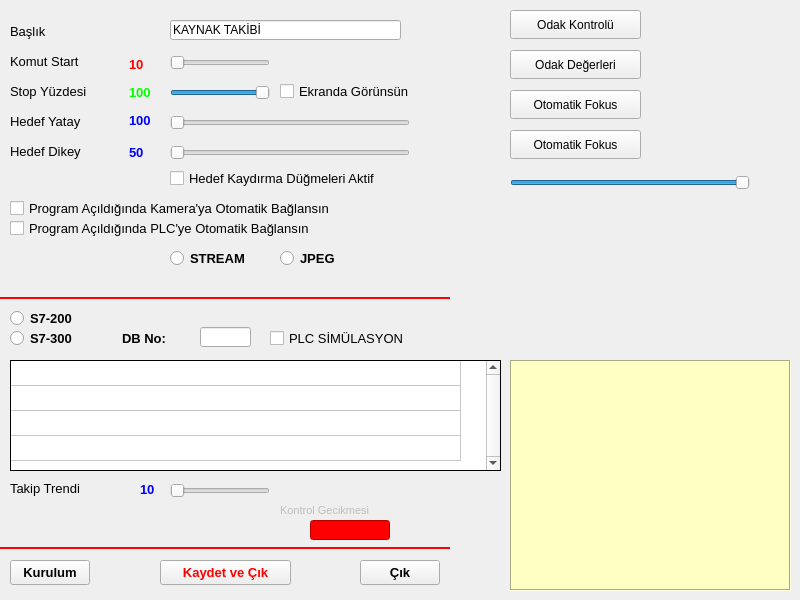
Old version of the form settingsform.ui in the repository alikanarya/JTW.
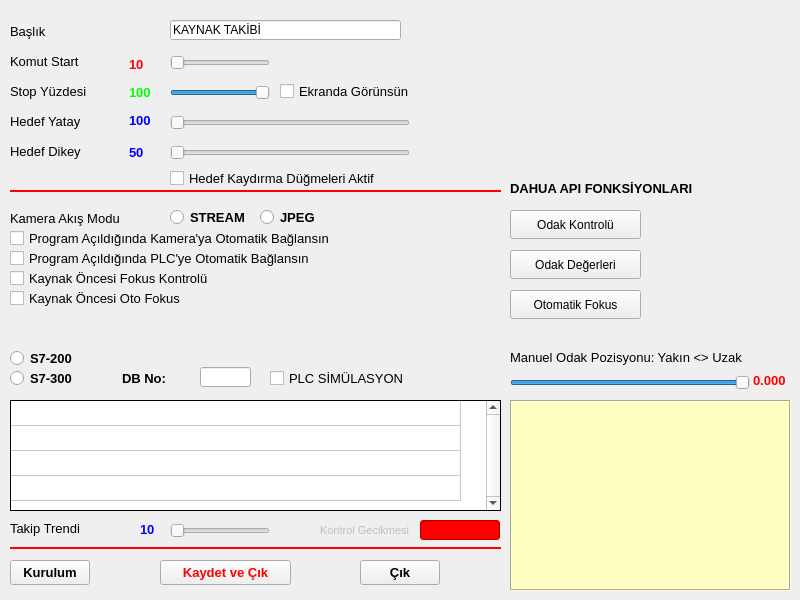
New version of the form. Icons and pictures are not drawn.

```diff
--- a/settingsform.ui
+++ b/settingsform.ui
@@ -189,7 +189,7 @@
    <property name="geometry">
     <rect>
      <x>10</x>
-     <y>360</y>
+     <y>400</y>
      <width>491</width>
      <height>111</height>
     </rect>
@@ -340,7 +340,7 @@
    <property name="geometry">
     <rect>
      <x>170</x>
-     <y>478</y>
+     <y>518</y>
      <width>100</width>
      <height>25</height>
     </rect>
@@ -368,7 +368,7 @@
    <property name="geometry">
     <rect>
      <x>140</x>
-     <y>481</y>
+     <y>521</y>
      <width>31</width>
      <height>16</height>
     </rect>
@@ -391,7 +391,7 @@
    <property name="geometry">
     <rect>
      <x>10</x>
-     <y>480</y>
+     <y>520</y>
      <width>91</width>
      <height>16</height>
     </rect>
@@ -412,7 +412,7 @@
    <property name="geometry">
     <rect>
      <x>10</x>
-     <y>220</y>
+     <y>250</y>
      <width>431</width>
      <height>17</height>
     </rect>
@@ -433,7 +433,7 @@
    <property name="geometry">
     <rect>
      <x>10</x>
-     <y>200</y>
+     <y>230</y>
      <width>421</width>
      <height>17</height>
     </rect>
@@ -453,9 +453,9 @@
   <widget class="Line" name="line">
    <property name="geometry">
     <rect>
-     <x>0</x>
+     <x>10</x>
      <y>540</y>
-     <width>450</width>
+     <width>491</width>
      <height>16</height>
     </rect>
    </property>
@@ -475,9 +475,9 @@
   <widget class="Line" name="line_2">
    <property name="geometry">
     <rect>
-     <x>0</x>
-     <y>290</y>
-     <width>450</width>
+     <x>10</x>
+     <y>183</y>
+     <width>491</width>
      <height>16</height>
     </rect>
    </property>
@@ -498,7 +498,7 @@
    <property name="geometry">
     <rect>
      <x>10</x>
-     <y>310</y>
+     <y>350</y>
      <width>82</width>
      <height>17</height>
     </rect>
@@ -522,7 +522,7 @@
    <property name="geometry">
     <rect>
      <x>10</x>
-     <y>330</y>
+     <y>370</y>
      <width>82</width>
      <height>17</height>
     </rect>
@@ -546,7 +546,7 @@
    <property name="geometry">
     <rect>
      <x>122</x>
-     <y>330</y>
+     <y>370</y>
      <width>61</width>
      <height>16</height>
     </rect>
@@ -567,7 +567,7 @@
    <property name="geometry">
     <rect>
      <x>200</x>
-     <y>327</y>
+     <y>367</y>
      <width>51</width>
      <height>20</height>
     </rect>
@@ -582,7 +582,7 @@
    </property>
    <property name="geometry">
     <rect>
-     <x>310</x>
+     <x>420</x>
      <y>520</y>
      <width>80</width>
      <height>20</height>
@@ -636,9 +636,9 @@
    </property>
    <property name="geometry">
     <rect>
-     <x>280</x>
-     <y>500</y>
-     <width>121</width>
+     <x>320</x>
+     <y>520</y>
+     <width>91</width>
      <height>20</height>
     </rect>
    </property>
@@ -936,7 +936,7 @@
    <property name="geometry">
     <rect>
      <x>270</x>
-     <y>330</y>
+     <y>370</y>
      <width>171</width>
      <height>17</height>
     </rect>
@@ -977,8 +977,8 @@
   <widget class="QRadioButton" name="radioCamJpeg">
    <property name="geometry">
     <rect>
-     <x>280</x>
-     <y>250</y>
+     <x>260</x>
+     <y>209</y>
      <width>82</width>
      <height>17</height>
     </rect>
@@ -1002,8 +1002,8 @@
    <property name="geometry">
     <rect>
      <x>170</x>
-     <y>250</y>
-     <width>111</width>
+     <y>209</y>
+     <width>91</width>
      <height>17</height>
     </rect>
    </property>
@@ -1026,7 +1026,7 @@
    <property name="geometry">
     <rect>
      <x>510</x>
-     <y>10</y>
+     <y>210</y>
      <width>131</width>
      <height>29</height>
     </rect>
@@ -1039,7 +1039,7 @@
    <property name="geometry">
     <rect>
      <x>510</x>
-     <y>50</y>
+     <y>250</y>
      <width>131</width>
      <height>29</height>
     </rect>
@@ -1052,9 +1052,9 @@
    <property name="geometry">
     <rect>
      <x>510</x>
-     <y>360</y>
+     <y>400</y>
      <width>281</width>
-     <height>231</height>
+     <height>191</height>
     </rect>
    </property>
    <property name="font">
@@ -1085,20 +1085,7 @@
    <property name="geometry">
     <rect>
      <x>510</x>
-     <y>90</y>
-     <width>131</width>
-     <height>29</height>
-    </rect>
-   </property>
-   <property name="text">
-    <string>Otomatik Fokus</string>
-   </property>
-  </widget>
-  <widget class="QPushButton" name="apiAutoFocus_2">
-   <property name="geometry">
-    <rect>
-     <x>510</x>
-     <y>130</y>
+     <y>290</y>
      <width>131</width>
      <height>29</height>
     </rect>
@@ -1111,7 +1098,7 @@
    <property name="geometry">
     <rect>
      <x>510</x>
-     <y>170</y>
+     <y>370</y>
      <width>240</width>
      <height>25</height>
     </rect>
@@ -1135,6 +1122,134 @@
     <enum>Qt::Horizontal</enum>
    </property>
   </widget>
+  <widget class="QLabel" name="manFocusLabel">
+   <property name="geometry">
+    <rect>
+     <x>753</x>
+     <y>370</y>
+     <width>41</width>
+     <height>21</height>
+    </rect>
+   </property>
+   <property name="font">
+    <font>
+     <pointsize>10</pointsize>
+     <weight>75</weight>
+     <bold>true</bold>
+    </font>
+   </property>
+   <property name="styleSheet">
+    <string notr="true">color: rgb(255, 0, 0);</string>
+   </property>
+   <property name="text">
+    <string>0.000</string>
+   </property>
+  </widget>
+  <widget class="QLabel" name="label_9">
+   <property name="geometry">
+    <rect>
+     <x>510</x>
+     <y>350</y>
+     <width>281</width>
+     <height>16</height>
+    </rect>
+   </property>
+   <property name="font">
+    <font>
+     <family>Arial</family>
+     <pointsize>10</pointsize>
+     <weight>50</weight>
+     <bold>false</bold>
+    </font>
+   </property>
+   <property name="text">
+    <string>Manuel Odak Pozisyonu: Yakın &lt;&gt; Uzak</string>
+   </property>
+  </widget>
+  <widget class="QLabel" name="label_10">
+   <property name="geometry">
+    <rect>
+     <x>10</x>
+     <y>210</y>
+     <width>121</width>
+     <height>16</height>
+    </rect>
+   </property>
+   <property name="font">
+    <font>
+     <family>Arial</family>
+     <pointsize>10</pointsize>
+     <weight>50</weight>
+     <bold>false</bold>
+    </font>
+   </property>
+   <property name="text">
+    <string>Kamera Akış Modu</string>
+   </property>
+  </widget>
+  <widget class="QCheckBox" name="focusCheck">
+   <property name="geometry">
+    <rect>
+     <x>10</x>
+     <y>270</y>
+     <width>221</width>
+     <height>17</height>
+    </rect>
+   </property>
+   <property name="font">
+    <font>
+     <family>Arial</family>
+     <pointsize>10</pointsize>
+     <weight>50</weight>
+     <bold>false</bold>
+    </font>
+   </property>
+   <property name="text">
+    <string>Kaynak Öncesi Fokus Kontrolü</string>
+   </property>
+  </widget>
+  <widget class="QCheckBox" name="autoFocusCheck">
+   <property name="geometry">
+    <rect>
+     <x>10</x>
+     <y>290</y>
+     <width>221</width>
+     <height>17</height>
+    </rect>
+   </property>
+   <property name="font">
+    <font>
+     <family>Arial</family>
+     <pointsize>10</pointsize>
+     <weight>50</weight>
+     <bold>false</bold>
+    </font>
+   </property>
+   <property name="text">
+    <string>Kaynak Öncesi Oto Fokus</string>
+   </property>
+  </widget>
+  <widget class="QLabel" name="label_11">
+   <property name="geometry">
+    <rect>
+     <x>510</x>
+     <y>180</y>
+     <width>201</width>
+     <height>16</height>
+    </rect>
+   </property>
+   <property name="font">
+    <font>
+     <family>Arial</family>
+     <pointsize>10</pointsize>
+     <weight>75</weight>
+     <bold>true</bold>
+    </font>
+   </property>
+   <property name="text">
+    <string>DAHUA API FONKSİYONLARI</string>
+   </property>
+  </widget>
  </widget>
  <resources>
   <include location="icons.qrc"/>
```
